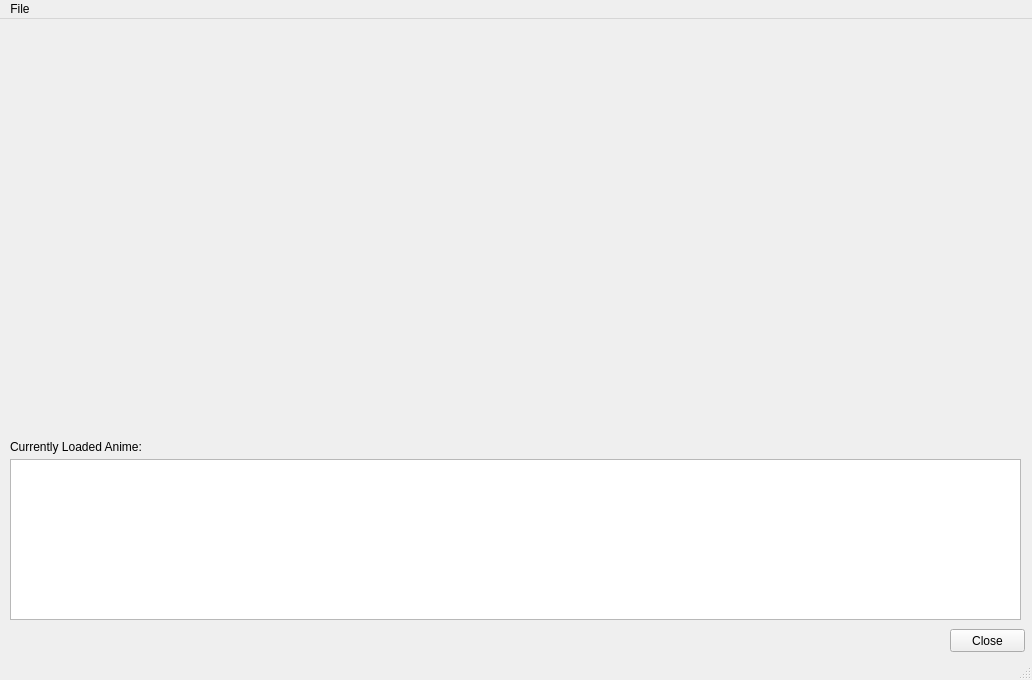
Before: the Qt Designer form windows/mainWindow.ui in Silyon/AG-Tool, drawn with Qt 5.
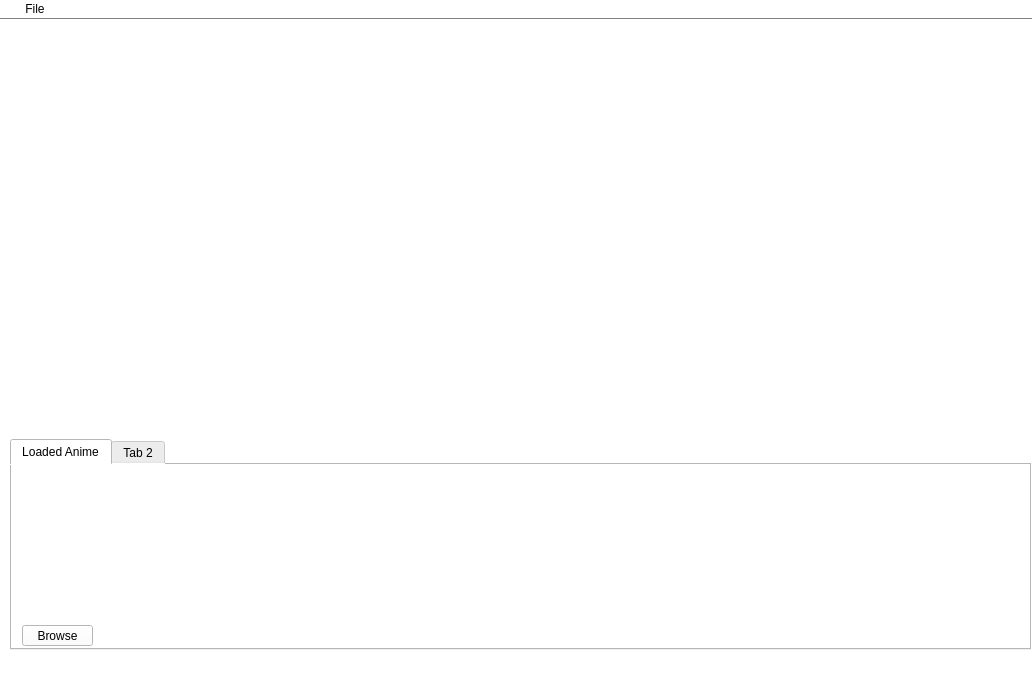
After: the same form once the commit is applied. Icons and pictures are not drawn.

Commit message: Improved season parsing and changed the interface

Patch:
```diff
--- a/windows/mainWindow.ui
+++ b/windows/mainWindow.ui
@@ -14,47 +14,67 @@
    </rect>
   </property>
   <property name="windowTitle">
-   <string>GUI Program</string>
+   <string>AG Tool</string>
+  </property>
+  <property name="windowIcon">
+   <iconset>
+    <normaloff>../res/icon/icon.png</normaloff>../res/icon/icon.png</iconset>
+  </property>
+  <property name="styleSheet">
+   <string notr="true">background-color: rgb(255, 255, 255);</string>
   </property>
   <property name="locale">
    <locale language="English" country="UnitedKingdom"/>
   </property>
   <widget class="QWidget" name="centralwidget">
-   <widget class="QPushButton" name="pushButton">
+   <widget class="QTabWidget" name="tabWidget">
     <property name="geometry">
      <rect>
-      <x>950</x>
-      <y>610</y>
-      <width>75</width>
-      <height>23</height>
+      <x>10</x>
+      <y>420</y>
+      <width>1021</width>
+      <height>211</height>
      </rect>
     </property>
-    <property name="text">
-     <string>Close</string>
+    <property name="currentIndex">
+     <number>0</number>
     </property>
-   </widget>
+    <widget class="QWidget" name="tab">
+     <attribute name="title">
+      <string>Loaded Anime</string>
+     </attribute>
    <widget class="QListView" name="listView">
     <property name="geometry">
      <rect>
-      <x>10</x>
-      <y>440</y>
+        <x>0</x>
+        <y>0</y>
       <width>1011</width>
-      <height>161</height>
-     </rect>
-    </property>
-   </widget>
-   <widget class="QLabel" name="label">
+        <height>151</height>
+       </rect>
+      </property>
+      <property name="styleSheet">
+       <string notr="true">border-style: none;</string>
+      </property>
+     </widget>
+     <widget class="QPushButton" name="pushButton_2">
     <property name="geometry">
      <rect>
       <x>10</x>
-      <y>420</y>
-      <width>131</width>
-      <height>16</height>
+        <y>160</y>
+        <width>71</width>
+        <height>21</height>
      </rect>
     </property>
     <property name="text">
-     <string>Currently Loaded Anime:</string>
-    </property>
+       <string>Browse</string>
+      </property>
+     </widget>
+    </widget>
+    <widget class="QWidget" name="tab_2">
+     <attribute name="title">
+      <string>Tab 2</string>
+     </attribute>
+    </widget>
    </widget>
   </widget>
   <widget class="QStatusBar" name="statusbar"/>
@@ -67,6 +87,15 @@
      <height>21</height>
     </rect>
    </property>
+   <property name="styleSheet">
+    <string notr="true">selection-color:rgb(255,255,255); 
+selection-background-color:rgb(100,149,237);
+border-bottom: 1px;
+border-bottom-color: grey;
+border-bottom-style: outset;
+width: 50px;
+</string>
+   </property>
    <widget class="QMenu" name="menuFile">
     <property name="title">
      <string>File</string>
```
Left out of the diff: 6 changed lines with no effect on the pictures. Lines whose indentation alone changed are shown as unchanged. The commit also changes 7 other files.
